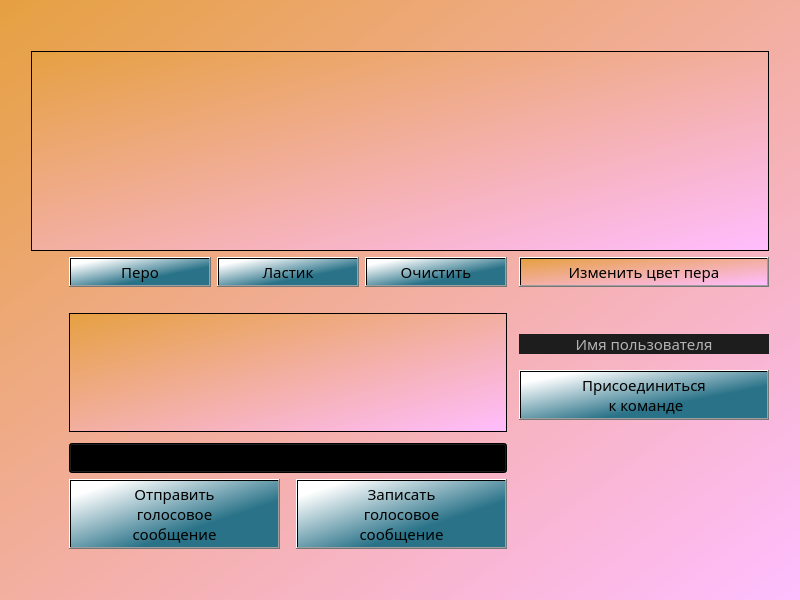
Above: Client/jeducation-v0.1/brainstorm.ui from Avedik/Desktop-application-IEducation before the change. Below: the same form after it.
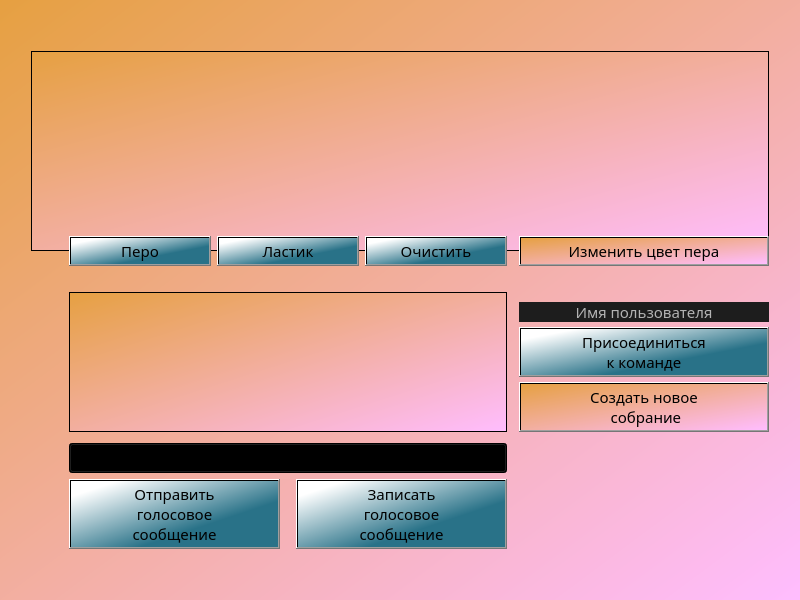
That is the form after the change.

Commit message: Добавил кнопку для создания нового собрания

```diff
--- a/Client/jeducation-v0.1/brainstorm.ui
+++ b/Client/jeducation-v0.1/brainstorm.ui
@@ -95,8 +95,16 @@
         <string notr="true">background-color: qlineargradient(spread:pad, x1:0.652, y1:0.67, x2:0.096, y2:0.136227, stop:0 rgba(41, 114, 136, 255), stop:1 rgba(255, 255, 255, 255));</string>
        </property>
        <property name="text">
-        <string>Присоединиться
- к команде</string>
+        <string>Присоединиться 
+к команде</string>
+       </property>
+      </widget>
+     </item>
+     <item>
+      <widget class="QPushButton" name="newMeetingButton">
+       <property name="text">
+        <string>Создать новое
+ собрание</string>
        </property>
       </widget>
      </item>
```
The commit also changes 2 other files.
